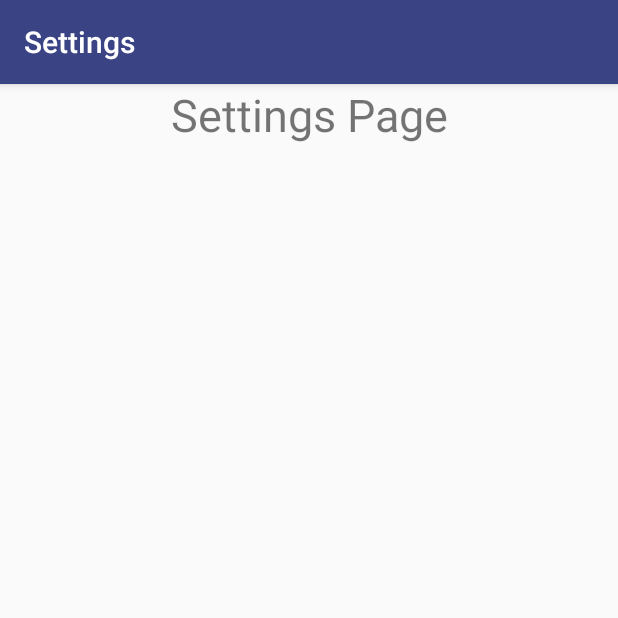
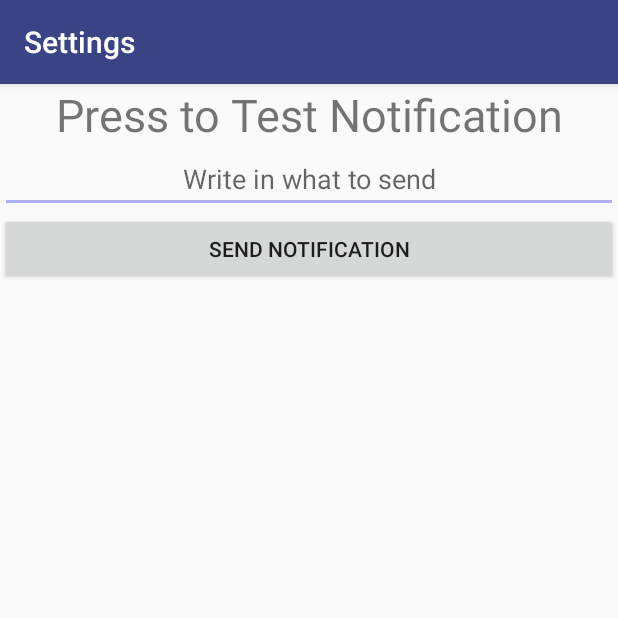
Before and after one commit to SoftwareEngineeringOwlsTeam/SEOwlsTeam, an Android app: the UserSettings screen opened directly, with no data from a screen before it, on a phone screen of 412 x 824 dp, the top half of it. Run offline under Robolectric (Android 15) with nearby library versions, the phone set to English and light mode, and no system bars; Roboto replaces fonts that are not available here.

Commit message:
Working Notifications

```diff
--- a/app/src/main/res/layout/activity_settings.xml
+++ b/app/src/main/res/layout/activity_settings.xml
@@ -9,19 +9,33 @@
     <LinearLayout
         android:layout_width="match_parent"
         android:layout_height="match_parent"
-        android:orientation="horizontal"
+        android:orientation="vertical"
         app:layout_constraintBottom_toBottomOf="parent"
         app:layout_constraintEnd_toEndOf="parent"
         app:layout_constraintStart_toStartOf="parent"
         app:layout_constraintTop_toTopOf="parent">
 
         <TextView
-            android:id="@+id/textView4"
-            android:layout_width="wrap_content"
+            android:id="@+id/textView2"
+            android:layout_width="match_parent"
             android:layout_height="wrap_content"
-            android:layout_weight="1"
-            android:text="Settings Page"
+            android:text="Press to Test Notification"
             android:textAlignment="center"
             android:textSize="30sp" />
+
+        <EditText
+            android:id="@+id/editText"
+            android:layout_width="match_parent"
+            android:layout_height="wrap_content"
+            android:ems="10"
+            android:hint="Write in what to send"
+            android:inputType="textPersonName"
+            android:textAlignment="center" />
+
+        <Button
+            android:id="@+id/buSendNotify"
+            android:layout_width="match_parent"
+            android:layout_height="wrap_content"
+            android:text="Send Notification" />
     </LinearLayout>
 </android.support.constraint.ConstraintLayout>
```
Also changed, not shown: app/src/main/java/com/example/user/treasurehunter/UserSettings.java (+78 -2 lines).
